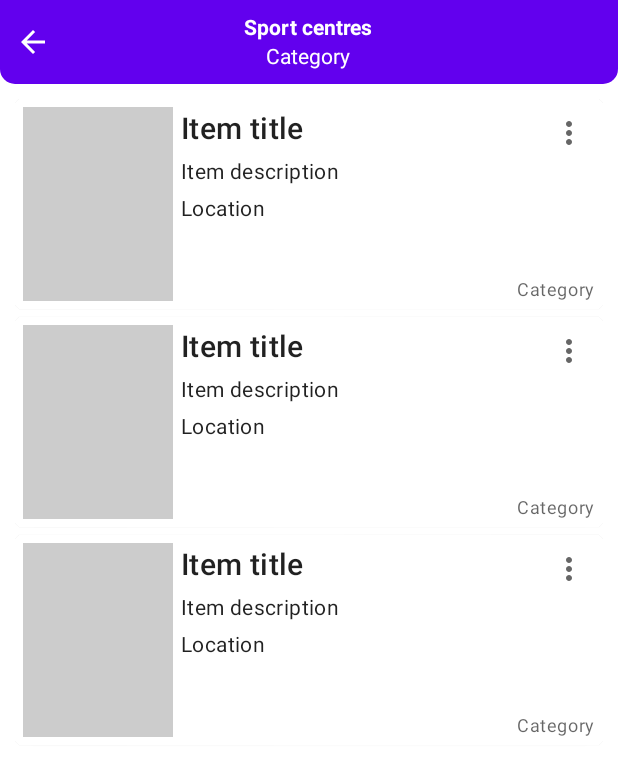
After one commit to FrancescaVV/SportsSDBIS, an Android app: the layout activity_item_list_admin.xml on its own in the app's theme, with its tools: preview values and no code run, on a phone screen of 412 x 824 dp. The commit adds this screen. Shown: the top 776 px of the screen. Run offline under Robolectric (Android 15) with nearby library versions, the phone set to English and light mode, and no system bars.

Commit message:
add search & delete functionality per categories

```diff
--- a/app/src/main/AndroidManifest.xml
+++ b/app/src/main/AndroidManifest.xml
@@ -11,6 +11,9 @@
         android:roundIcon="@mipmap/ic_launcher_round"
         android:supportsRtl="true"
         android:theme="@style/Theme.MaterialComponents.Light.NoActionBar">
+        <activity
+            android:name=".ItemListAdminActivity"
+            android:exported="false" />
         <activity
             android:name=".ItemAddActivity"
             android:exported="false" />
--- a/app/src/main/java/com/example/sportssdbis/CategoryAddActivity.java
+++ b/app/src/main/java/com/example/sportssdbis/CategoryAddActivity.java
@@ -63,7 +63,7 @@ public class CategoryAddActivity extends AppCompatActivity {
         category = binding.categoryEt.getText().toString().trim();
         //not empty
         if(TextUtils.isEmpty(category)){
-            Toast.makeText(this, "Please enter a categoty!",Toast.LENGTH_SHORT).show();
+            Toast.makeText(this, "Please enter a category!",Toast.LENGTH_SHORT).show();
         }
         else{
             addCategoryFirebase();
--- a/app/src/main/java/com/example/sportssdbis/ItemAddActivity.java
+++ b/app/src/main/java/com/example/sportssdbis/ItemAddActivity.java
@@ -6,12 +6,12 @@ import androidx.appcompat.app.AppCompatActivity;
 
 import android.app.ProgressDialog;
 import android.content.DialogInterface;
-import android.content.Intent;
 import android.os.Bundle;
 import android.view.View;
 import android.widget.Toast;
 
 import com.example.sportssdbis.databinding.ActivityItemAddBinding;
+import com.example.sportssdbis.models.ModelCategory;
 import com.google.android.gms.tasks.OnFailureListener;
 import com.google.android.gms.tasks.OnSuccessListener;
 import com.google.firebase.auth.FirebaseAuth;
--- a/app/src/main/java/com/example/sportssdbis/ModelCategory.java
+++ b/app/src/main/java/com/example/sportssdbis/models/ModelCategory.java
@@ -1,4 +1,4 @@
-package com.example.sportssdbis;
+package com.example.sportssdbis.models;
 
 public class ModelCategory {
 
--- /dev/null
+++ b/app/src/main/res/drawable/ic_baseline_more_vert_24.xml
@@ -0,0 +1,10 @@
+<vector xmlns:android="http://schemas.android.com/apk/res/android"
+    android:width="24dp"
+    android:height="24dp"
+    android:viewportWidth="24"
+    android:viewportHeight="24"
+    android:tint="?attr/colorControlNormal">
+  <path
+      android:fillColor="@android:color/white"
+      android:pathData="M12,8c1.1,0 2,-0.9 2,-2s-0.9,-2 -2,-2 -2,0.9 -2,2 0.9,2 2,2zM12,10c-1.1,0 -2,0.9 -2,2s0.9,2 2,2 2,-0.9 2,-2 -0.9,-2 -2,-2zM12,16c-1.1,0 -2,0.9 -2,2s0.9,2 2,2 2,-0.9 2,-2 -0.9,-2 -2,-2z"/>
+</vector>
--- /dev/null
+++ b/app/src/main/res/drawable/ic_more_gray.xml
@@ -0,0 +1,5 @@
+<vector android:height="24dp" android:tint="#CCCCCC"
+    android:viewportHeight="24" android:viewportWidth="24"
+    android:width="24dp" xmlns:android="http://schemas.android.com/apk/res/android">
+    <path android:fillColor="@android:color/white" android:pathData="M12,8c1.1,0 2,-0.9 2,-2s-0.9,-2 -2,-2 -2,0.9 -2,2 0.9,2 2,2zM12,10c-1.1,0 -2,0.9 -2,2s0.9,2 2,2 2,-0.9 2,-2 -0.9,-2 -2,-2zM12,16c-1.1,0 -2,0.9 -2,2s0.9,2 2,2 2,-0.9 2,-2 -0.9,-2 -2,-2z"/>
+</vector>
--- /dev/null
+++ b/app/src/main/res/drawable/ic_search_gray.xml
@@ -0,0 +1,5 @@
+<vector android:height="24dp" android:tint="#CCCCCC"
+    android:viewportHeight="24" android:viewportWidth="24"
+    android:width="24dp" xmlns:android="http://schemas.android.com/apk/res/android">
+    <path android:fillColor="@android:color/white" android:pathData="M15.5,14h-0.79l-0.28,-0.27C15.41,12.59 16,11.11 16,9.5 16,5.91 13.09,3 9.5,3S3,5.91 3,9.5 5.91,16 9.5,16c1.61,0 3.09,-0.59 4.23,-1.57l0.27,0.28v0.79l5,4.99L20.49,19l-4.99,-5zM9.5,14C7.01,14 5,11.99 5,9.5S7.01,5 9.5,5 14,7.01 14,9.5 11.99,14 9.5,14z"/>
+</vector>
--- /dev/null
+++ b/app/src/main/res/layout/activity_item_list_admin.xml
@@ -0,0 +1,75 @@
+<?xml version="1.0" encoding="utf-8"?>
+<RelativeLayout xmlns:android="http://schemas.android.com/apk/res/android"
+    xmlns:app="http://schemas.android.com/apk/res-auto"
+    xmlns:tools="http://schemas.android.com/tools"
+    android:layout_width="match_parent"
+    android:layout_height="match_parent"
+    tools:context=".ItemListAdminActivity">
+
+    <!--toolbar-->
+    <RelativeLayout
+        android:layout_width="match_parent"
+        android:layout_height="?actionBarSize"
+        android:id="@+id/toolbarRL"
+        android:background="@drawable/shape_toolbar02">
+
+        <!--back-->
+        <ImageButton
+            android:layout_width="wrap_content"
+            android:layout_height="wrap_content"
+            android:src="@drawable/ic_back_white"
+            android:layout_centerVertical="true"
+            android:layout_marginStart="10dp"
+            android:background="@android:color/transparent"/>
+
+        <!--title-->
+        <TextView
+            android:layout_width="wrap_content"
+            android:layout_height="wrap_content"
+            android:id="@+id/titleTv"
+            android:text="Sport centres"
+            android:layout_centerHorizontal="true"
+            android:textColor="@color/white"
+            android:textStyle="bold"
+            android:layout_marginTop="8dp"/>
+
+        <!--subtitle/category-->
+        <TextView
+            android:layout_width="wrap_content"
+            android:layout_height="wrap_content"
+            android:id="@+id/subTitleTv"
+            android:layout_centerHorizontal="true"
+            android:text="Category"
+            android:textColor="@color/white"
+            android:layout_below="@id/titleTv"/>
+
+    </RelativeLayout>
+
+    <!--search-->
+    <EditText
+        android:layout_width="match_parent"
+        android:layout_height="wrap_content"
+        android:id="@+id/searchEt"
+        android:layout_marginTop="10dp"
+        android:layout_marginStart="10dp"
+        android:layout_marginEnd="10dp"
+        android:background="@color/white"
+        android:layout_below="@+id/toolbarRL"
+        android:padding="10dp"
+        android:hint="Search"
+        android:textColorHint="@color/gray01"
+        android:drawableStart="@drawable/ic_search_gray"
+        android:drawablePadding="10dp"
+        android:textColor="@color/black"/>
+
+    <!--item list -->
+    <androidx.recyclerview.widget.RecyclerView
+        android:layout_width="match_parent"
+        android:layout_height="match_parent"
+        android:id="@+id/itemRv"
+        android:layout_below="@id/toolbarRL"
+        android:layout_margin="10dp"
+        app:layoutManager="androidx.recyclerview.widget.LinearLayoutManager"
+        tools:listitem="@layout/row_item_admin"/>
+
+</RelativeLayout>
--- /dev/null
+++ b/app/src/main/res/layout/row_item_admin.xml
@@ -0,0 +1,79 @@
+<?xml version="1.0" encoding="utf-8"?>
+<androidx.cardview.widget.CardView xmlns:android="http://schemas.android.com/apk/res/android"
+    android:layout_width="match_parent"
+    android:layout_height="140dp"
+    xmlns:app="http://schemas.android.com/apk/res-auto"
+    android:layout_marginBottom="5dp"
+    app:cardBackgroundColor="@color/white"
+    app:cardCornerRadius="5dp"
+    android:elevation="0dp"
+    app:contentPadding="5dp">
+
+    <RelativeLayout
+        android:layout_width="match_parent"
+        android:layout_height="wrap_content">
+
+        <RelativeLayout
+
+            android:layout_width="100dp"
+            android:layout_height="140dp"
+            android:id="@+id/itemRL"
+            android:layout_marginEnd="5dp"
+            android:background="@color/gray01">
+            <!--maybe we can put image here?-->
+
+        </RelativeLayout>
+
+        <TextView
+            android:layout_width="match_parent"
+            android:layout_height="wrap_content"
+            android:id="@+id/titleTv"
+            android:text="Item title"
+            android:layout_toStartOf="@id/moreBtn"
+            style="@style/TextAppearance.MaterialComponents.Headline6"
+            android:layout_toEndOf="@id/itemRL"
+            android:maxLines="1"/>
+
+        <TextView
+            android:layout_width="match_parent"
+            android:layout_height="wrap_content"
+            android:id="@+id/descriptionTv"
+            style="@style/TextAppearance.MaterialComponents.Body2"
+            android:text="Item description"
+            android:layout_marginTop="5dp"
+            android:layout_toEndOf="@id/itemRL"
+            android:layout_below="@id/titleTv"
+            android:maxLines="1"/>
+
+        <TextView
+            android:layout_width="match_parent"
+            android:layout_height="wrap_content"
+            android:id="@+id/locationTv"
+            style="@style/TextAppearance.MaterialComponents.Body2"
+            android:text="Location"
+            android:layout_marginTop="5dp"
+            android:layout_toEndOf="@id/itemRL"
+            android:layout_below="@id/descriptionTv"
+            android:maxLines="1"/>
+
+        <TextView
+            android:layout_width="wrap_content"
+            android:layout_height="wrap_content"
+            android:id="@+id/categoryTv"
+            style="@style/TextAppearance.MaterialComponents.Caption"
+            android:text="Category"
+            android:layout_alignParentEnd="true"
+            android:layout_alignParentBottom="true"
+            android:maxLines="1"/>
+
+        <ImageButton
+            android:layout_width="wrap_content"
+            android:layout_height="wrap_content"
+            android:background="@android:color/transparent"
+            android:padding="5dp"
+            android:id="@+id/moreBtn"
+            android:src="@drawable/ic_baseline_more_vert_24"
+            android:layout_alignParentEnd="true"/>
+    </RelativeLayout>
+
+</androidx.cardview.widget.CardView>
```
Also changed, not shown: app/src/main/java/com/example/sportssdbis/AdapterCategory.java (deleted, +0 -79 lines), app/src/main/java/com/example/sportssdbis/DashboardAdminActivity.java (+28 -1 lines), app/src/main/java/com/example/sportssdbis/ItemListAdminActivity.java (added, +27 -0 lines), app/src/main/java/com/example/sportssdbis/adapters/AdapterCategory.java (added, +137 -0 lines), app/src/main/java/com/example/sportssdbis/adapters/AdapterItemAdmin.java (added, +110 -0 lines), app/src/main/java/com/example/sportssdbis/filters/FilterCategory.java (added, +51 -0 lines), app/src/main/java/com/example/sportssdbis/models/ModelItem.java (added, +75 -0 lines), app/src/main/res/layout/activity_dashboard_admin.xml (+19 -5 lines).
